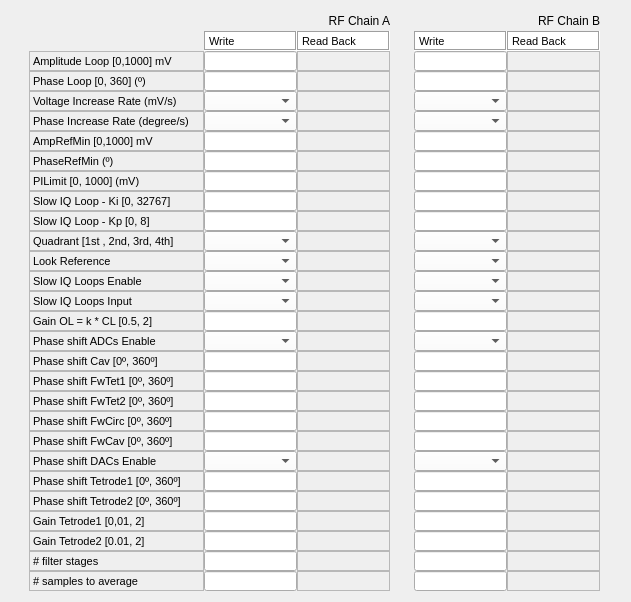
Qt form src/llrfgui/widgets/iqloopssettings/ui/IqLoopsSettings.ui (amilan/app-maxiv-llrfexpert) before a commit.
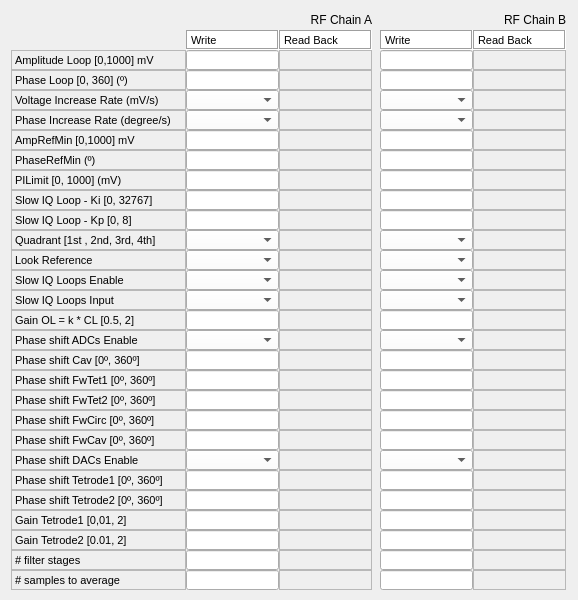
The same form after that commit. Custom widgets are drawn as their Qt base class.

Commit message:
Scrollable area added.
An scroll area has been added to each widget.

Diff of the .ui file:
```diff
--- a/src/llrfgui/widgets/iqloopssettings/ui/IqLoopsSettings.ui
+++ b/src/llrfgui/widgets/iqloopssettings/ui/IqLoopsSettings.ui
@@ -6,7 +6,7 @@
    <rect>
     <x>0</x>
     <y>0</y>
-    <width>631</width>
+    <width>578</width>
     <height>600</height>
    </rect>
   </property>
@@ -14,6 +14,30 @@
    <string>Form</string>
   </property>
   <layout class="QGridLayout" name="gridLayout">
+   <property name="margin">
+    <number>0</number>
+   </property>
+   <property name="spacing">
+    <number>0</number>
+   </property>
+   <item row="0" column="0">
+    <widget class="QScrollArea" name="scrollArea">
+     <property name="frameShape">
+      <enum>QFrame::NoFrame</enum>
+     </property>
+     <property name="widgetResizable">
+      <bool>true</bool>
+     </property>
+     <widget class="QWidget" name="scrollAreaWidgetContents">
+      <property name="geometry">
+       <rect>
+        <x>0</x>
+        <y>0</y>
+        <width>578</width>
+        <height>600</height>
+       </rect>
+      </property>
+      <layout class="QGridLayout" name="gridLayout_2">
    <item row="0" column="0">
     <layout class="QGridLayout" name="_2">
      <property name="spacing">
@@ -5320,6 +5344,10 @@
       </widget>
      </item>
     </layout>
+       </item>
+      </layout>
+     </widget>
+    </widget>
    </item>
   </layout>
  </widget>
```
Lines whose indentation alone changed are shown as unchanged. The commit also changes 24 other files.
